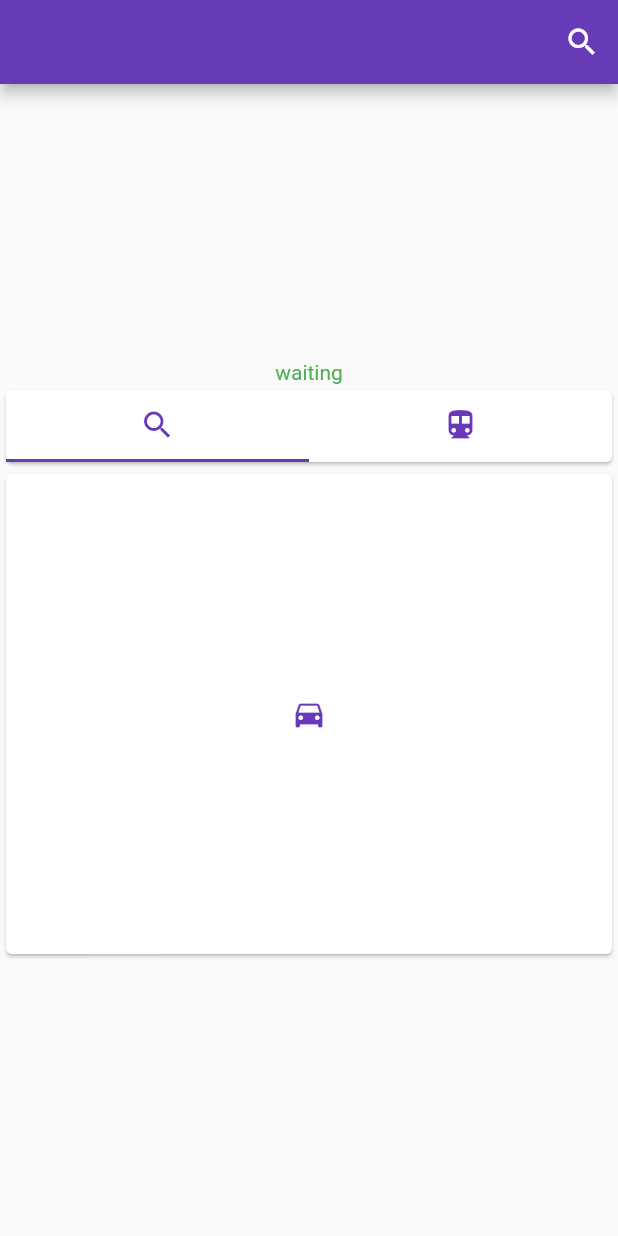
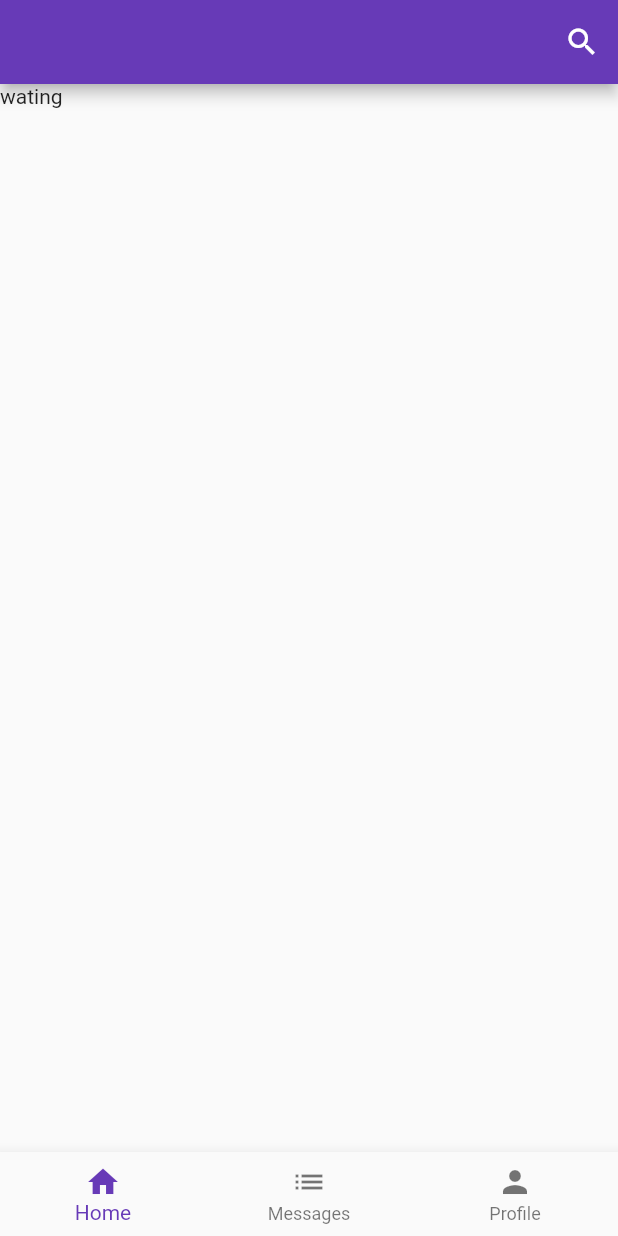
Before and after one commit to Nyannazz/flutterYoutubeDownloader, a Flutter app: the screen it shows after launch, on a phone screen of 412 x 824 dp. Run offline on Flutter 3.47's test engine with Material 2 defaults, Android fonts, the phone set to English and light mode, and no system bars.

```diff
--- a/lib/main.dart
+++ b/lib/main.dart
@@ -5,6 +5,7 @@ import 'dart:convert';
 
 import './video_manager.dart';
 import './search_bar.dart';
+import './video_view.dart';
 
 void main() => runApp(MyApp());
 
@@ -19,25 +20,24 @@ class MyApp extends StatefulWidget {
 }
 
 class _MyAppState extends State<MyApp> {
-  TabController _tabController;
-  final Map appState = {
-    'loading': false,
-    'error': false,
-    'found': false,
-    'response': {},
-  };
+  bool loading=false;
+  bool found=false;
+  final Map response={};
+  Widget videoTab=Text("wating");
+
 
   Future<String> getVideo() async {
     setState(() {
-      appState["loading"] = true;
+      loading = true;
     });
     http.Response response = await http.get(Uri.encodeFull(
         "http://82.165.121.77:5000/simpleinfo?videolink=https://www.youtube.com/watch?v=Kk3hKNNSHqY"));
     print(response.body);
     setState(() {
-      appState["loading"] = false;
-      appState["found"] = true;
-      appState["response"] = json.decode(response.body);
+      loading = false;
+      found = true;
+      response = json.decode(response.body);
+      videoTab = VideoView(json.decode(response.body));
     });
   }
 
@@ -45,7 +45,7 @@ class _MyAppState extends State<MyApp> {
   void initState() {
     // TODO: implement initState
     super.initState();
-    _tabController = TabController(length: 2);
+    /* _tabController = TabController(length: 2); */
   }
 
   @override
@@ -56,108 +56,25 @@ class _MyAppState extends State<MyApp> {
           appBar: SearchBar(
               searchVideo: (data) {
                 print(data);
-              print(appState);
                 getVideo();
               },
               appName: "CoonTube"),
-        body: appState['loading']
-            ? VideoManager("asd")
-            : Container(
-                child: Center(
-                  child: Column(
-                    mainAxisAlignment: MainAxisAlignment.center,
-                    children: <Widget>[
-                      Flexible(
-                        child: Text(
-                            ((appState["response"].containsKey("title"))
-                                ? appState["response"]["title"]
-                                : "waiting"),
-                            textAlign: TextAlign.center,
-                            style: TextStyle(color: Colors.green)),
+          bottomNavigationBar: BottomNavigationBar(
+            currentIndex: 0, // this will be set when a new tab is tapped
+            items: [
+              BottomNavigationBarItem(
+                icon: Icon(Icons.home),
+                title: Text('Home'),
               ),
-                      if (appState['found'])
-                        Card(
-                          child: Row(
-                            mainAxisAlignment: MainAxisAlignment.center,
-                            children: <Widget>[
-                              Flexible(
-                                child: Image.network(
-                                    appState["response"]["thumbnail"],
-                                    /* width: 100.0,
-                                height: 100.0, */
-                                    fit: BoxFit.contain),
+              BottomNavigationBarItem(
+                icon: Icon(Icons.list),
+                title: Text('Messages'),
               ),
+              BottomNavigationBarItem(
+                  icon: Icon(Icons.person), title: Text('Profile'))
             ],
           ),
-                        ),
-                      DefaultTabController(
-                        length: 2,
-                        child: Expanded(
-                          child: Column(
-                            children: [
-                              Card(
-                                child: TabBar(
-                                  tabs: [
-                                    Tab(
-                                        icon: Icon(Icons.search,
-                                            color: Colors.deepPurple)),
-                                    Tab(
-                                        icon: Icon(Icons.directions_transit,
-                                            color: Colors.deepPurple)),
-                                  ],
-                                ),
-                              ),
-                              Expanded(
-                                  child: Card(
-                                child: TabBarView(
-                                  controller: _tabController,
-                                  children: [
-                                    Icon(Icons.directions_car,
-                                        color: Colors.deepPurple),
-                                    Icon(Icons.directions_transit,
-                                        color: Colors.deepPurple),
-                                  ],
-                                ),
-                              ))
-                            ],
-                          ),
-                        ),
-                      ),
-                    ],
-                  ),
-                ),
-              ),
-      ),
+          body: videoTab),
     );
   }
 }
-
-class TabBarDemo extends StatelessWidget {
-  @override
-  Widget build(BuildContext context) {
-    return MaterialApp(
-      home: DefaultTabController(
-        length: 3,
-        child: Scaffold(
-          appBar: AppBar(
-            bottom: TabBar(
-              tabs: [
-                Tab(icon: Icon(Icons.directions_car)),
-                Tab(icon: Icon(Icons.directions_transit)),
-                Tab(icon: Icon(Icons.directions_bike)),
-              ],
-            ),
-            title: Text('Tabs Demo'),
-          ),
-          body: TabBarView(
-            children: [
-              Icon(Icons.directions_car),
-              Icon(Icons.directions_transit),
-              Icon(Icons.directions_bike),
-            ],
-          ),
-        ),
-      ),
-    );
-  }
-}
```
Also changed, not shown: lib/format_select.dart (added, +40 -0 lines), lib/image_tab.dart (added, +22 -0 lines), lib/video_view.dart (added, +32 -0 lines). Lines whose indentation alone changed are shown as unchanged.
